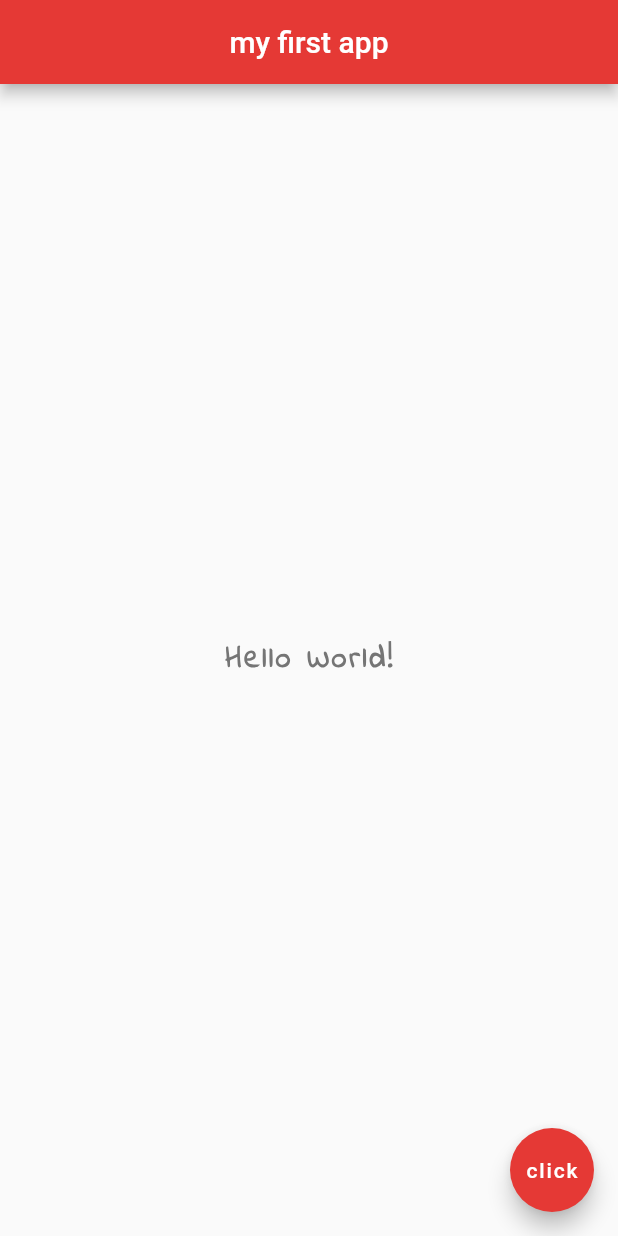
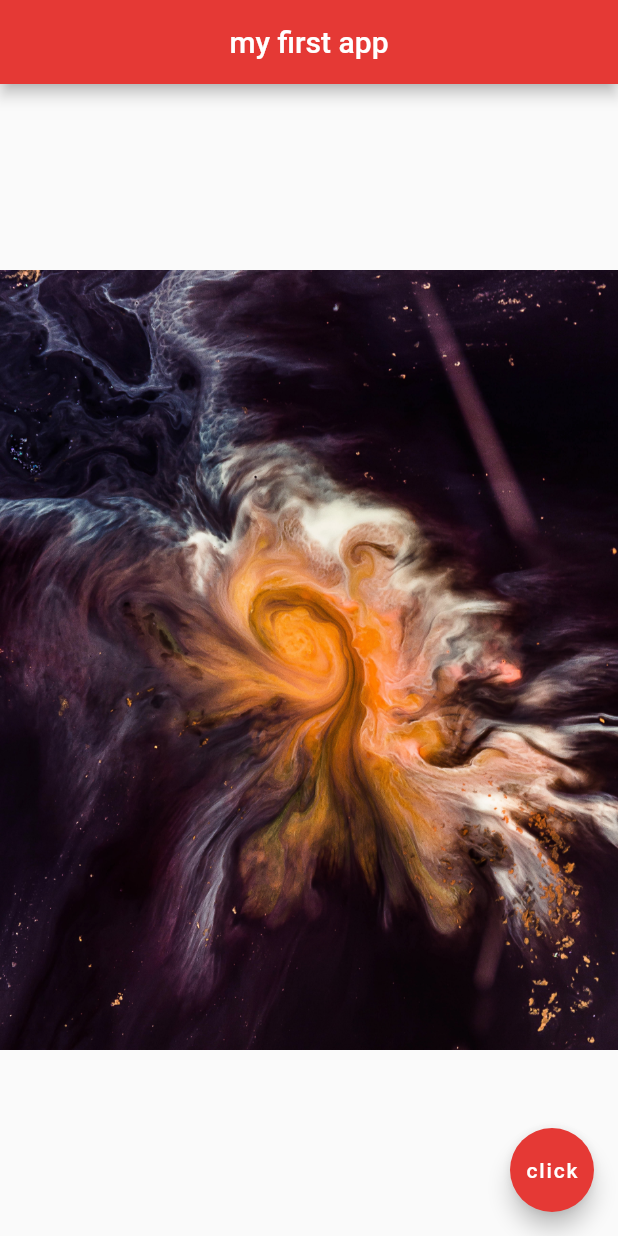
Before and after one commit to beaudario/flutter_tuts, a Flutter app: the screen it shows after launch, on a phone screen of 412 x 824 dp. Run offline on Flutter 3.47's test engine with Material 2 defaults, Android fonts, the phone set to English and light mode, and no system bars.

Commit message:
lesson 8 done

```diff
--- a/#4/myapp/lib/main.dart
+++ b/#4/myapp/lib/main.dart
@@ -14,16 +14,7 @@ class Home extends StatelessWidget {
         backgroundColor: Colors.red[600],
       ),
       body: Center(
-        child: Text(
-          'Hello World!',
-          style: TextStyle(
-            fontSize: 20,
-            fontWeight: FontWeight.bold,
-            letterSpacing: 2.0,
-            color: Colors.grey[600],
-            fontFamily: 'IndieFlower',
-          ),
-        ),
+        child: Image.asset('assets/space-1.jpg'),
       ),
       floatingActionButton: FloatingActionButton(
         onPressed: () {},
--- a/#4/myapp/pubspec.yaml
+++ b/#4/myapp/pubspec.yaml
@@ -41,9 +41,8 @@ flutter:
   uses-material-design: true
 
   # To add assets to your application, add an assets section, like this:
-  # assets:
-  #  - images/a_dot_burr.jpeg
-  #  - images/a_dot_ham.jpeg
+  assets:
+   - assets/
 
   # An image asset can refer to one or more resolution-specific "variants", see
   # https://flutter.dev/assets-and-images/#resolution-aware.
```
Also changed, not shown: #4/myapp/assets/space-1.jpg (added), #4/myapp/assets/space-3.jpg (added), 1 other file.
